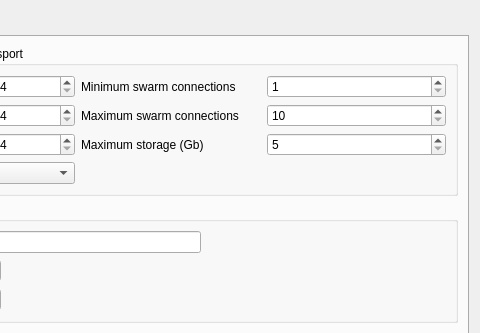
First picture: the form in galacteek/ui/settings.ui, repository pinnaculum/galacteek, before the edit; both pictures show x 244 to 724 and y 0 to 333 of the 724 by 478 pixel window.
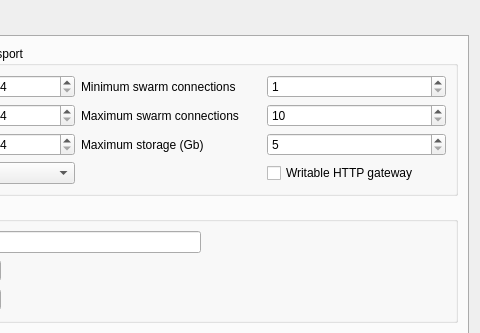
Second picture: the form after the edit. Icons and pictures are not drawn.

What changed in the file:
```diff
--- a/galacteek/ui/settings.ui
+++ b/galacteek/ui/settings.ui
@@ -279,6 +279,20 @@
               </item>
              </widget>
             </item>
+            <item row="3" column="3">
+             <widget class="QCheckBox" name="writableHttpGw">
+              <property name="text">
+               <string>Writable HTTP gateway</string>
+              </property>
+             </widget>
+            </item>
+            <item row="3" column="2">
+             <widget class="QLabel" name="label_9">
+              <property name="text">
+               <string/>
+              </property>
+             </widget>
+            </item>
            </layout>
           </widget>
          </item>
```
